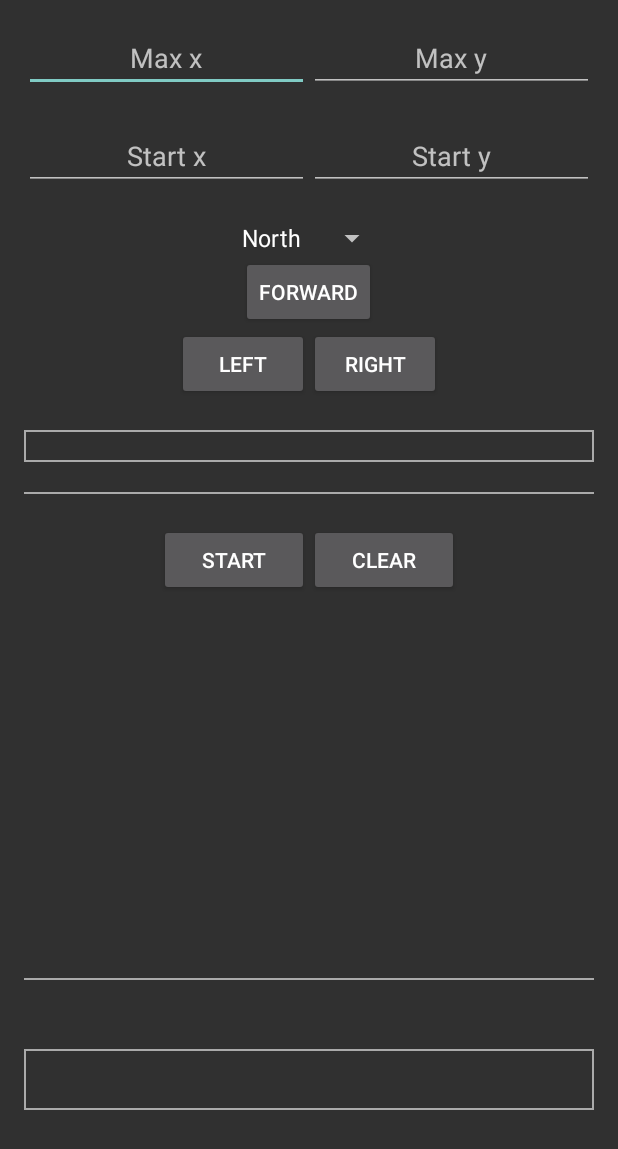
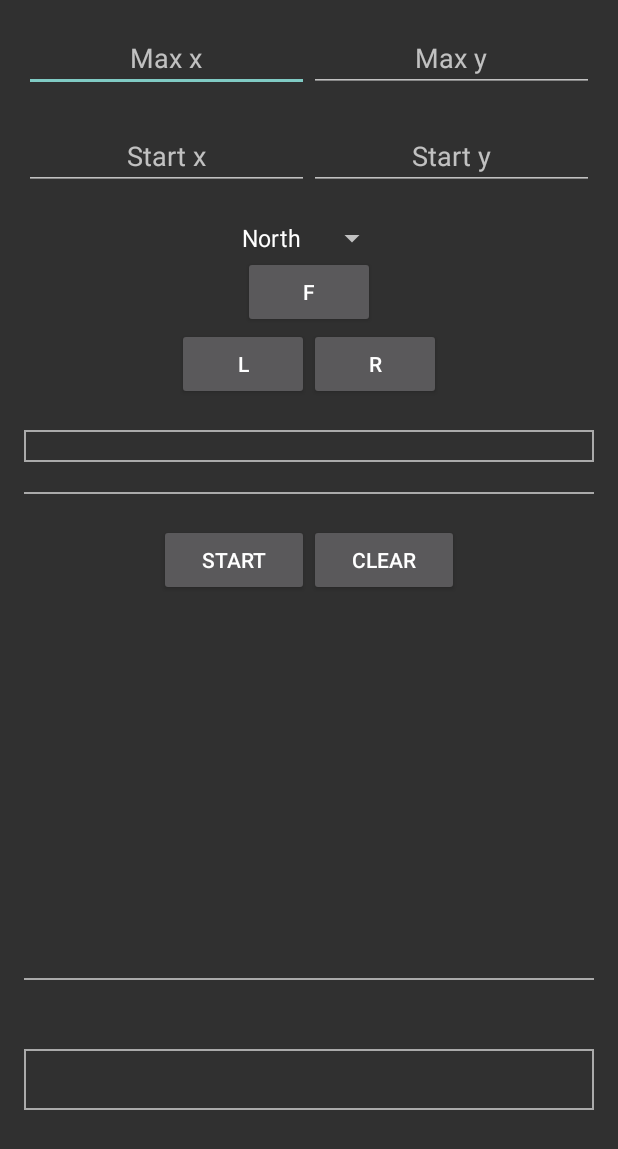
Before and after one commit to ahaahr/jayway-robot, an Android app: the screen it shows after launch (RoboActivity), on a phone screen of 412 x 824 dp. Shown: the top 1149 px of the screen. Run offline under Robolectric (Android 15) with nearby library versions, the phone set to English and light mode, and no system bars.

Commit message:
Removed icons and changed instruction button labels to letters

```diff
--- a/app/src/main/res/layout/activity_robo.xml
+++ b/app/src/main/res/layout/activity_robo.xml
@@ -105,7 +105,7 @@
                 android:layout_width="wrap_content"
                 android:layout_height="wrap_content"
                 android:layout_centerHorizontal="true"
-                android:text="FORWARD"/>
+                android:text="@string/f"/>
 
 
             <RelativeLayout
@@ -123,13 +123,13 @@
                         android:id="@+id/instruction_left"
                         android:layout_width="wrap_content"
                         android:layout_height="wrap_content"
-                        android:text="LEFT"/>
+                        android:text="@string/l"/>
 
                     <Button
                         android:id="@+id/instruction_right"
                         android:layout_width="wrap_content"
                         android:layout_height="wrap_content"
-                        android:text="RIGHT"/>
+                        android:text="@string/r"/>
 
                 </LinearLayout>
 
```
Also changed, not shown: app/src/main/res/drawable-hdpi/ic_arrow_upward_white_24dp.png (deleted), app/src/main/res/drawable-hdpi/ic_rotate_left_white_24dp.png (deleted), app/src/main/res/drawable-hdpi/ic_rotate_right_white_24dp.png (deleted), app/src/main/res/drawable-mdpi/ic_arrow_upward_white_24dp.png (deleted), app/src/main/res/drawable-mdpi/ic_rotate_left_white_24dp.png (deleted), app/src/main/res/drawable-mdpi/ic_rotate_right_white_24dp.png (deleted), app/src/main/res/drawable-xhdpi/ic_arrow_upward_white_24dp.png (deleted), app/src/main/res/drawable-xhdpi/ic_rotate_left_white_24dp.png (deleted), app/src/main/res/drawable-xhdpi/ic_rotate_right_white_24dp.png (deleted), app/src/main/res/drawable-xxhdpi/ic_arrow_upward_white_24dp.png (deleted), app/src/main/res/drawable-xxhdpi/ic_rotate_left_white_24dp.png (deleted), app/src/main/res/drawable-xxhdpi/ic_rotate_right_white_24dp.png (deleted), app/src/main/res/drawable-xxxhdpi/ic_arrow_upward_white_24dp.png (deleted), app/src/main/res/drawable-xxxhdpi/ic_rotate_left_white_24dp.png (deleted), 1 more files.
